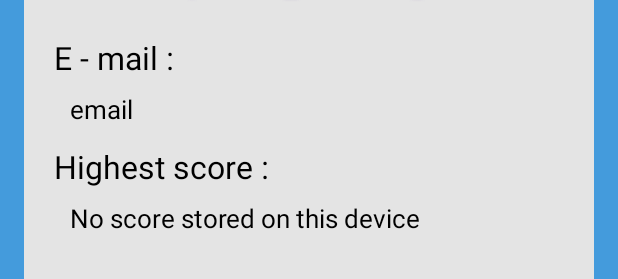
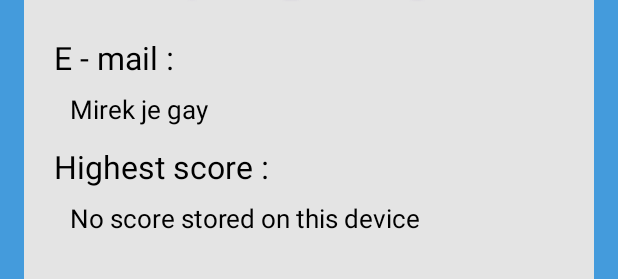
Before and after one commit to Pikl6000/PMA, an Android app: the layout player_profile.xml on its own in the app's theme, with its tools: preview values and no code run, on a phone screen of 412 x 824 dp. Shown: the part 242-521 px from the top of the screen. Run offline under Robolectric (Android 15) with nearby library versions, the phone set to English and light mode, and no system bars.

Commit message:
Mirek Je Gay

```diff
--- a/SmellGood/app/src/main/res/layout/player_profile.xml
+++ b/SmellGood/app/src/main/res/layout/player_profile.xml
@@ -39,7 +39,7 @@
             android:layout_height="wrap_content"
             android:layout_marginStart="15dp"
             android:layout_marginBottom="12dp"
-            android:text="email"
+            android:text="Mirek je gay"
             android:textAppearance="@style/TextAppearance.AppCompat.Medium"
             android:textColor="#000000"
             android:textSize="17sp" />
```
